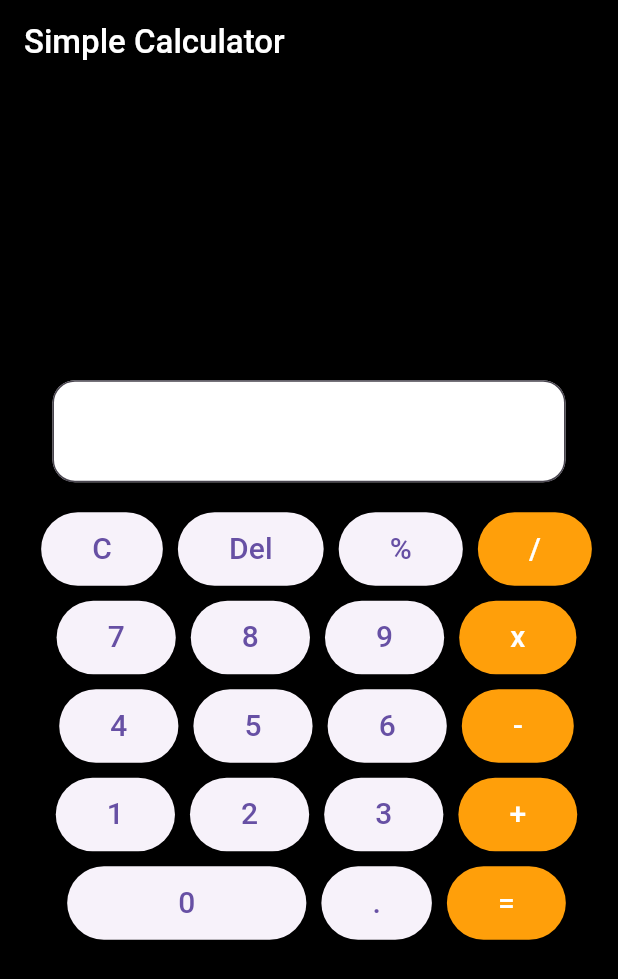
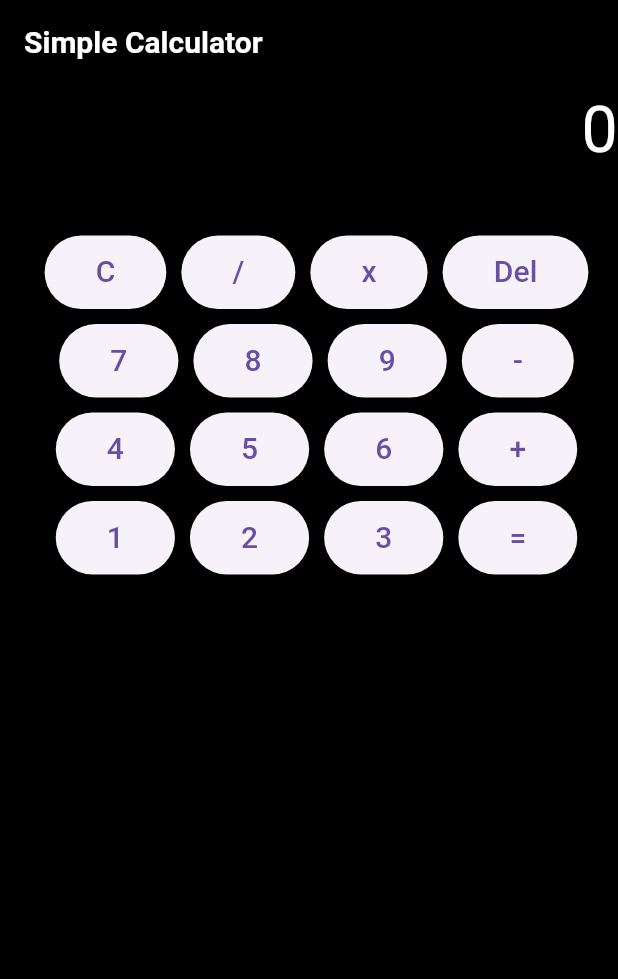
Before and after one commit to Muhammad-Usman08/Flutter-Assignment, a Flutter app: the screen it shows after launch, on a phone screen of 412 x 824 dp. Shown: the top 979 px of the screen. Run offline on Flutter 3.47's test engine with Material 3 defaults, Android fonts, the phone set to English and light mode, and no system bars.

Commit message:
Ui changes remaining

```diff
--- a/calculator/lib/components/button.dart
+++ b/calculator/lib/components/button.dart
@@ -1,8 +1,8 @@
 import 'package:flutter/material.dart';
 
 class MyButton extends StatelessWidget {
-  String number;
-  MyButton({super.key, required this.number});
+  final String number;
+  const MyButton({super.key, required this.number});
 
   @override
   Widget build(BuildContext context) {
@@ -11,9 +11,9 @@ class MyButton extends StatelessWidget {
       child: ElevatedButton(
         onPressed: () {},
         child: Container(
-          padding: EdgeInsets.all(10),
+          padding: const EdgeInsets.all(10),
           child: Text(
-            '$number',
+            number,
             style: const TextStyle(
               fontSize: 20,
             ),
@@ -23,26 +23,3 @@ class MyButton extends StatelessWidget {
     );
   }
 }
-
-class YellowBtn extends StatelessWidget {
-  String number;
-  YellowBtn({super.key, required this.number});
-
-  @override
-  Widget build(BuildContext context) {
-    return Container(
-      margin: const EdgeInsets.only(left: 10, top: 10),
-      child: ElevatedButton(
-          onPressed: () {},
-          style: ElevatedButton.styleFrom(
-              backgroundColor: const Color(0xFFff9f0a)),
-          child: Container(
-            padding: const EdgeInsets.all(10),
-            child: Text(
-              '$number',
-              style: const TextStyle(fontSize: 20, color: Colors.white),
-            ),
-          )),
-    );
-  }
-}
--- a/calculator/lib/screens/home.dart
+++ b/calculator/lib/screens/home.dart
@@ -4,89 +4,113 @@ import 'package:flutter/material.dart';
 class HomeScreen extends StatelessWidget {
   const HomeScreen({super.key});
 
+//Calculation Function
+  calculation() {}
+
+  //button Widget
+  // Widget buttonText(){
+  //   return (
+
+  //   );
+  // }
+
   @override
   Widget build(BuildContext context) {
     return Scaffold(
       backgroundColor: Colors.black,
-      //AppBar
       appBar: AppBar(
         backgroundColor: Colors.black,
         title: const Text(
           'Simple Calculator',
-          style: TextStyle(fontWeight: FontWeight.w500, color: Colors.white),
+          style: TextStyle(
+              fontWeight: FontWeight.w600, color: Colors.white, fontSize: 20),
         ),
       ),
-      body: Container(
-        child: Column(
-          mainAxisAlignment: MainAxisAlignment.center,
+      // body Started
+      body: Column(
         children: [
           Container(
-              margin: EdgeInsets.only(left: 35, right: 35, bottom: 10),
-              child: TextField(
-                decoration: InputDecoration(
-                  contentPadding: const EdgeInsets.all(22.0),
-                  border: OutlineInputBorder(
-                    borderRadius: BorderRadius.circular(15.0),
-                  ),
-                  fillColor: Colors.white,
-                  filled: true,
+            alignment: Alignment.centerRight,
+            margin: EdgeInsets.only(bottom: 30),
+            child: const Text(
+              '0',
+              style: TextStyle(
+                fontSize: 43,
+                color: Colors.white,
               ),
             ),
           ),
-            Row(
+
+          //Buttons
+          const Row(
             mainAxisAlignment: MainAxisAlignment.center,
             children: [
-                MyButton(number: 'C'),
-                MyButton(number: 'Del'),
-                MyButton(number: '%'),
-                YellowBtn(number: '/')
+              MyButton(
+                number: 'C',
+              ),
+              MyButton(
+                number: '/',
+              ),
+              MyButton(
+                number: 'x',
+              ),
+              MyButton(
+                number: 'Del',
+              ),
             ],
           ),
-            Row(
+           const Row(
             mainAxisAlignment: MainAxisAlignment.center,
             children: [
-                MyButton(number: '7'),
-                MyButton(number: '8'),
-                MyButton(number: '9'),
-                YellowBtn(number: 'x')
+              MyButton(
+                number: '7',
+              ),
+              MyButton(
+                number: '8',
+              ),
+              MyButton(
+                number: '9',
+              ),
+              MyButton(
+                number: '-',
+              ),
             ],
           ),
-            Row(
+           const Row(
             mainAxisAlignment: MainAxisAlignment.center,
             children: [
-                MyButton(number: '4'),
-                MyButton(number: '5'),
-                MyButton(number: '6'),
-                YellowBtn(number: '-')
+              MyButton(
+                number: '4',
+              ),
+              MyButton(
+                number: '5',
+              ),
+              MyButton(
+                number: '6',
+              ),
+              MyButton(
+                number: '+',
+              ),
             ],
           ),
-            Row(
+           const Row(
             mainAxisAlignment: MainAxisAlignment.center,
             children: [
-                MyButton(number: '1'),
-                MyButton(number: '2'),
-                MyButton(number: '3'),
-                YellowBtn(number: '+')
+              MyButton(
+                number: '1',
+              ),
+              MyButton(
+                number: '2',
+              ),
+              MyButton(
+                number: '3',
+              ),
+              MyButton(
+                number: '=',
+              ),
             ],
           ),
-            Row(mainAxisAlignment: MainAxisAlignment.center, children: [
-              Container(
-                  margin: const EdgeInsets.only(left: 10, top: 10),
-                  child: ElevatedButton(
-                      onPressed: () {},
-                      child: Container(
-                        padding: const EdgeInsets.symmetric(
-                            horizontal: 50, vertical: 10),
-                        child: const Text(
-                          '0',
-                          style: TextStyle(fontSize: 20),
-                        ),
-                      ))),
-              MyButton(number: '.'),
-              YellowBtn(number: '='),
-            ])
         ],
-        ),
       ),
     );
   }
```
Lines whose indentation alone changed are shown as unchanged.
